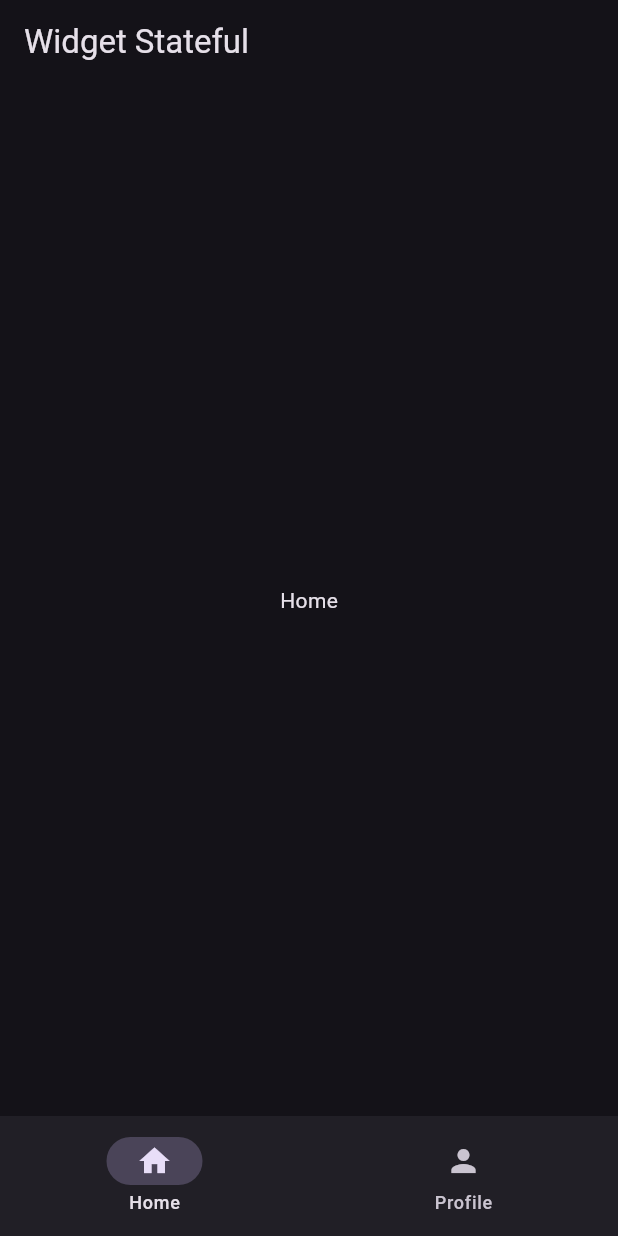
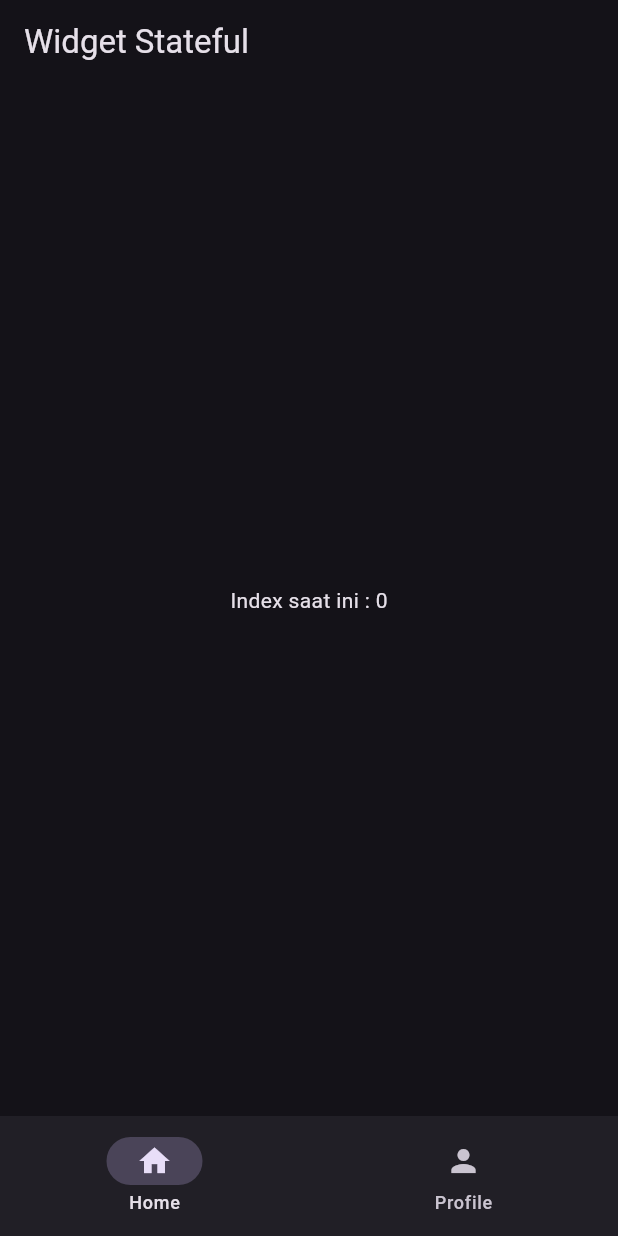
Before and after one commit to manpits/flutter, a Flutter app: the screen it shows after launch, on a phone screen of 412 x 824 dp. Run offline on Flutter 3.47's test engine with Material 3 defaults, Android fonts, the phone set to English and light mode, and no system bars.

Commit message:
-1740886892

```diff
--- a/lib/main.dart
+++ b/lib/main.dart
@@ -22,9 +22,7 @@ class MyApp extends StatefulWidget {
 
 class _MyAppState extends State<MyApp> {
   /// variabel 'currentIndex' untuk menyimpan index dari BottomNavigationBar yang aktif saat ini
-  /// variabel 'bodyTitle' untuk menyimpan string dari Scaffold > body > text
   int currentIndex = 0;
-  String bodyTitle = "Home";
 
   @override
   Widget build(BuildContext context) {
@@ -37,9 +35,9 @@ class _MyAppState extends State<MyApp> {
         ),
         body: Center(
           /**
-           * agar tulisan di Scaffold>body>text dinamis, title dari widget Text diambil dari variable 'bodyTitle'
+           * agar tulisan di Scaffold>body>text dinamis, title dari widget Text diambil dari variable 'currentIndex'
            */
-          child: Text(bodyTitle),
+          child: Text('Index saat ini : $currentIndex'),
         ),
         bottomNavigationBar: NavigationBar(
           /**
@@ -53,7 +51,6 @@ class _MyAppState extends State<MyApp> {
           onDestinationSelected: (value) {
             /**
              * gunakan method setState() untuk merefresh layar
-             * value = nilai index dari element 'bottomNavigationBar' yang ditap
              */
             setState(() {
               /**
@@ -61,11 +58,6 @@ class _MyAppState extends State<MyApp> {
                * dicek, jika index saat ini = 0, berarti yang ditap adalah Home
                */
               currentIndex = value;
-              if (currentIndex == 0) {
-                bodyTitle = "Home";
-              } else {
-                bodyTitle = "Profile";
-              }
             });
           },
           destinations: const [
```
